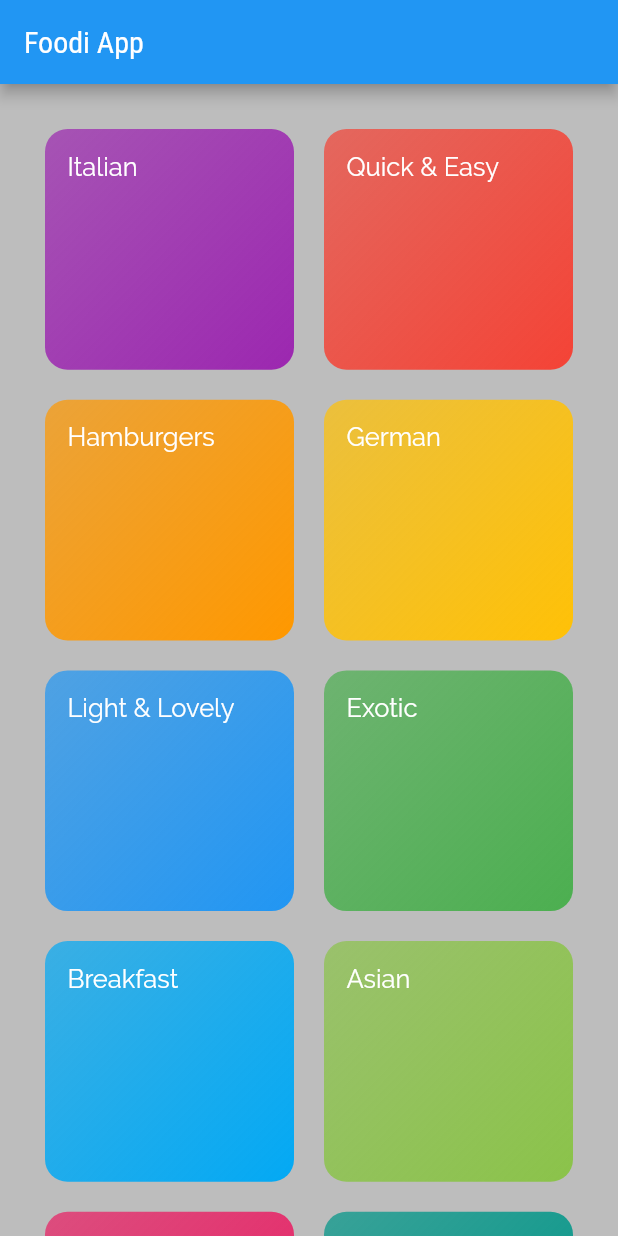
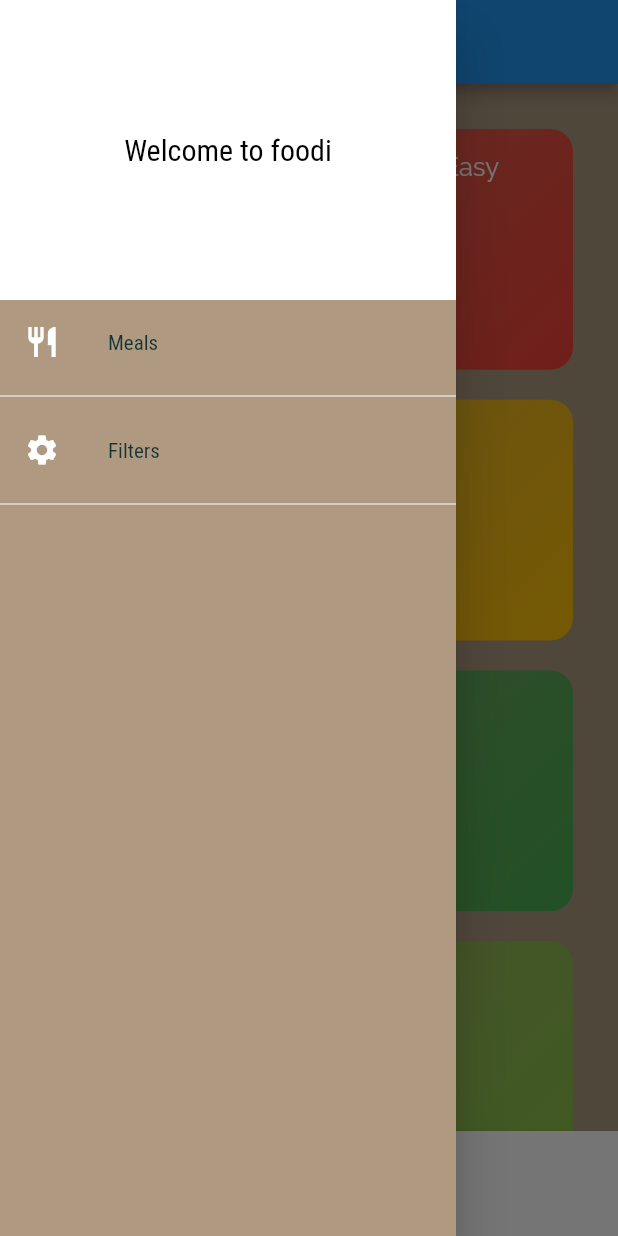
Before and after one commit to JagaranMaharjan/Foodi, a Flutter app: the screen it shows after launch, with the side drawer open (before the commit the screen has no drawer), on a phone screen of 412 x 824 dp. Run offline on Flutter 3.47's test engine with Material 2 defaults, Android fonts, the phone set to English and light mode, and no system bars.

Commit message:
added drawer, bottom navigations bar, filters screen, categories screen

```diff
--- a/lib/main.dart
+++ b/lib/main.dart
@@ -1,16 +1,61 @@
 import 'package:flutter/material.dart';
+import 'package:foodi/dummyData.dart';
+import 'package:foodi/overviewScreen/bottomBarScreen.dart';
 import 'package:foodi/overviewScreen/categoryMealScreen.dart';
+import 'package:foodi/overviewScreen/filterOverviewScreens.dart';
 import 'package:foodi/overviewScreen/mealDetailsScreen.dart';
 import 'package:foodi/overviewScreen/overviewScreen.dart';
+import 'package:foodi/overviewScreen/tabViewScreen.dart';
+
+import 'models/meal.dart';
 
 void main() => runApp(MyApp());
 
-class MyApp extends StatelessWidget {
+class MyApp extends StatefulWidget {
+  @override
+  _MyAppState createState() => _MyAppState();
+}
+
+class _MyAppState extends State<MyApp> {
+  Map<String, bool> _filters = {
+    "gluten": false,
+    "lactose": false,
+    "vegan": false,
+    "vegeterians": false,
+  };
+
+  List<Meal> _availableMeals = DUMMY_MEALS;
+
+  void _setFilters(Map<String, bool> filterData) {
+    setState(
+      () {
+        _filters = filterData;
+        _availableMeals = DUMMY_MEALS.where(
+          (meal) {
+            if (_filters["gluten"] && !meal.isGlutenFree) {
+              return false;
+            }
+            if (_filters["lactose"] && !meal.isLactoseFree) {
+              return false;
+            }
+            if (_filters["vegan"] && !meal.isVegan) {
+              return false;
+            }
+            if (_filters["vegeterians"] && !meal.isVegetarian) {
+              return false;
+            }
+            return true;
+          },
+        ).toList();
+      },
+    );
+  }
+
   @override
   Widget build(BuildContext context) {
     return MaterialApp(
       title: 'Foodi App',
-      home: CategoryOverviewScreen(),
+      home: ButtonBarScreen(), //TabViewScreen(),
       theme: ThemeData(
         primaryColor: Colors.blue,
         accentColor: Colors.cyan.shade50,
@@ -29,8 +74,16 @@ class MyApp extends StatelessWidget {
             ),
       ),
       routes: {
-        CategoryMealScreen.routeName: (ctx) => CategoryMealScreen(),
+        CategoryMealScreen.routeName: (ctx) => CategoryMealScreen(
+              availableMeals: _availableMeals,
+            ),
         MealDetailsScreen.routeName: (ctx) => MealDetailsScreen(),
+        ButtonBarScreen.routeName: (ctx) => ButtonBarScreen(),
+        FilterOverViewScreen.routeName: (ctx) => FilterOverViewScreen(
+              setFilter: _setFilters, // to on/off switch
+              currentFilters:
+                  _filters, //to save current filters when switch is on/off
+            ),
       },
       onUnknownRoute: (settings) {
         return MaterialPageRoute(
--- /dev/null
+++ b/lib/overviewScreen/bottomBarScreen.dart
@@ -0,0 +1,59 @@
+import 'package:flutter/material.dart';
+import 'package:foodi/overviewScreen/favouriteOverviewScreen.dart';
+import 'package:foodi/overviewScreen/overviewScreen.dart';
+import 'package:foodi/widgets/mainDrawer.dart';
+
+class ButtonBarScreen extends StatefulWidget {
+  static const String routeName = "/buttonBarScreen";
+  @override
+  _ButtonBarScreenState createState() => _ButtonBarScreenState();
+}
+
+class _ButtonBarScreenState extends State<ButtonBarScreen> {
+  final List<Map<String, Object>> _pages = [
+    {"pages": CategoryOverviewScreen(), "title": "Categories"},
+    {"pages": FavouriteOverviewScreen(), "title": "Favorites"}
+  ];
+
+  int _selectedScreen = 0;
+
+  void _selectPage(int index) {
+    setState(
+      () {
+        _selectedScreen = index;
+      },
+    );
+  }
+
+  @override
+  Widget build(BuildContext context) {
+    return Scaffold(
+      appBar: AppBar(
+        title: Text(_pages[_selectedScreen]["title"]),
+      ),
+      drawer: MainDrawer(),
+      bottomNavigationBar: BottomNavigationBar(
+        //type: BottomNavigationBarType.shifting,
+        backgroundColor: Colors.white,
+        fixedColor: Colors.red,
+        elevation: 3,
+        iconSize: 35,
+        selectedFontSize: 16,
+        unselectedFontSize: 14,
+        onTap: _selectPage,
+        currentIndex: _selectedScreen,
+        items: <BottomNavigationBarItem>[
+          BottomNavigationBarItem(
+            icon: Icon(Icons.category),
+            title: Text("Category"),
+          ),
+          BottomNavigationBarItem(
+            icon: Icon(Icons.favorite),
+            title: Text("Favorites"),
+          ),
+        ],
+      ),
+      body: _pages[_selectedScreen]['pages'],
+    );
+  }
+}
--- a/lib/overviewScreen/overviewScreen.dart
+++ b/lib/overviewScreen/overviewScreen.dart
@@ -5,12 +5,7 @@ import 'file:///D:/Flutter_Project_1/class_project/foodi/lib/widgets/categoryIte
 class CategoryOverviewScreen extends StatelessWidget {
   @override
   Widget build(BuildContext context) {
-    return Scaffold(
-      backgroundColor: Colors.black26,
-      appBar: AppBar(
-        title: const Text("Foodi App"),
-      ),
-      body: GridView(
+    return GridView(
       padding: EdgeInsets.all(30.0),
       children: DUMMY_CATEGORY.map(
         (catData) {
@@ -27,7 +22,6 @@ class CategoryOverviewScreen extends StatelessWidget {
         crossAxisSpacing: 20,
         mainAxisSpacing: 20,
       ),
-      ),
     );
   }
 }
--- /dev/null
+++ b/lib/widgets/mainDrawer.dart
@@ -0,0 +1,48 @@
+import 'package:flutter/material.dart';
+import 'package:foodi/overviewScreen/bottomBarScreen.dart';
+import 'package:foodi/overviewScreen/filterOverviewScreens.dart';
+
+class MainDrawer extends StatelessWidget {
+  @override
+  Widget build(BuildContext context) {
+    return Drawer(
+      child: Column(
+        children: <Widget>[
+          Container(
+            color: Colors.white,
+            height: 200,
+            width: double.infinity,
+            child: Center(
+              child: Text(
+                "Welcome to foodi",
+                style: TextStyle(color: Colors.black, fontSize: 20),
+              ),
+            ),
+          ),
+          ListTile(
+            leading: Icon(Icons.restaurant),
+            title: Text("Meals"),
+            onTap: () {
+              Navigator.pushReplacementNamed(
+                  context, ButtonBarScreen.routeName);
+            },
+          ),
+          Divider(
+            color: Colors.white,
+          ),
+          ListTile(
+            leading: Icon(Icons.settings),
+            title: Text("Filters"),
+            onTap: () {
+              Navigator.pushReplacementNamed(
+                  context, FilterOverViewScreen.routeName);
+            },
+          ),
+          Divider(
+            color: Colors.white,
+          ),
+        ],
+      ),
+    );
+  }
+}
--- a/lib/widgets/mealItems.dart
+++ b/lib/widgets/mealItems.dart
@@ -54,7 +54,7 @@ class MealItems extends StatelessWidget {
   }
 
   void _selectedMeal(BuildContext context) {
-    Navigator.pushNamed(context, MealDetailsScreen.routeName);
+    Navigator.pushNamed(context, MealDetailsScreen.routeName, arguments: id);
   }
 
   @override
```
Also changed, not shown: lib/overviewScreen/categoryMealScreen.dart (+24 -5 lines), lib/overviewScreen/favouriteOverviewScreen.dart (added, +8 -0 lines), lib/overviewScreen/filterOverviewScreens.dart (added, +147 -0 lines), lib/overviewScreen/mealDetailsScreen.dart (+89 -1 lines), lib/overviewScreen/tabViewScreen.dart (added, +41 -0 lines). Lines whose indentation alone changed are shown as unchanged.
